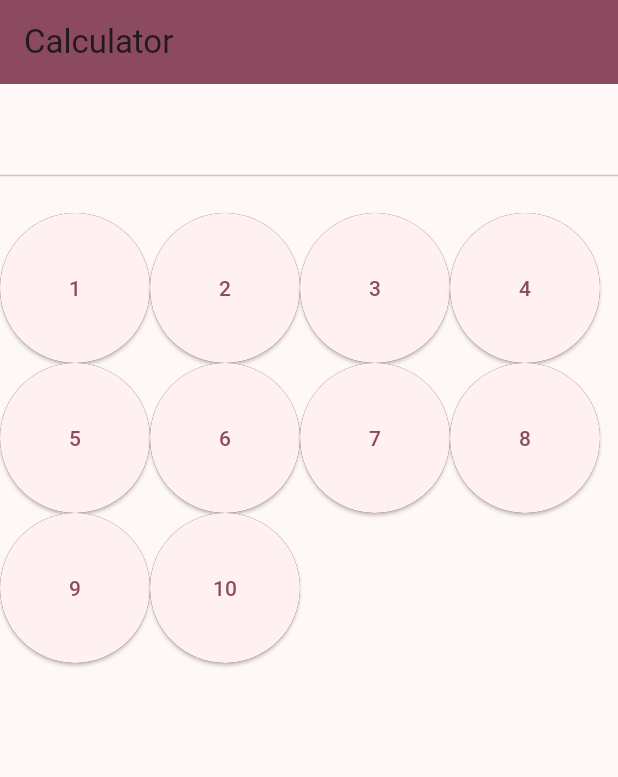
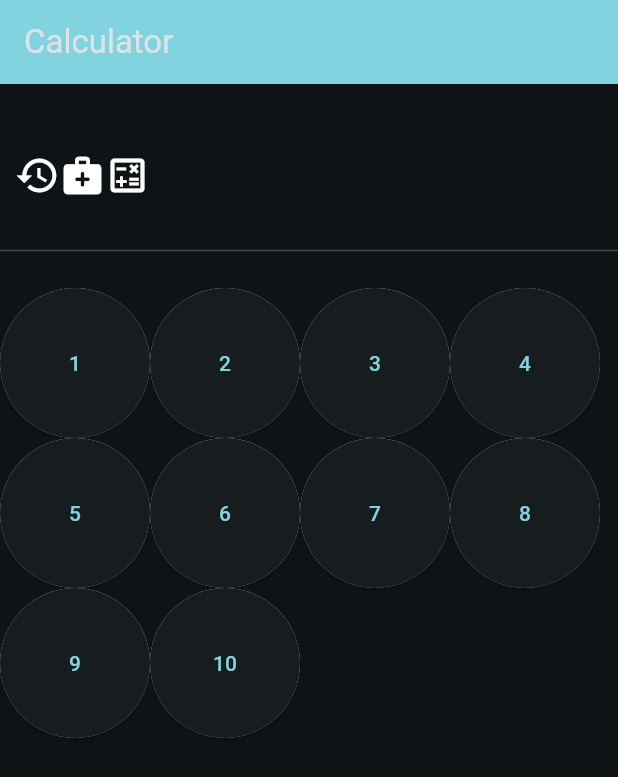
Before and after one commit to derekthecool/flutter_basics, a Flutter app: the screen it shows after launch, on a phone screen of 412 x 824 dp. Shown: the top 777 px of the screen. Run offline on Flutter 3.47's test engine with Material 3 defaults, Android fonts, the phone set to English and light mode, and no system bars.

Commit message:
Add dark theme

```diff
--- a/lib/main.dart
+++ b/lib/main.dart
@@ -11,10 +11,15 @@ class MyApp extends StatelessWidget {
   Widget build(BuildContext context) {
     return MaterialApp(
       title: 'Flutter Demo',
+      darkTheme: ThemeData(
+        brightness: Brightness.dark,
+        colorSchemeSeed: Colors.grey,
+      ),
       theme: ThemeData(
-        colorScheme: ColorScheme.fromSeed(seedColor: Colors.black),
+        colorSchemeSeed: Colors.grey,
         useMaterial3: true,
       ),
+      themeMode: ThemeMode.dark,
       home: const MyHomePage(title: 'Flutter Demo Home Page'),
     );
   }
@@ -56,6 +61,25 @@ class _MyHomePageState extends State<MyHomePage> {
                     mathString,
                     style: TextStyle(
                       fontSize: 25,
+                    ),
+                  ),
+                ),
+                Padding(
+                  padding: EdgeInsets.all(10),
+                  child: Container(
+                    child: Container(
+                      alignment: Alignment.centerRight,
+                      child: Row(
+                        children: [
+                          Row(
+                            children: <Widget>[
+                              Icon(Icons.history, size: 30),
+                              Icon(Icons.medical_services_rounded, size: 30),
+                              Icon(Icons.calculate_outlined, size: 30),
+                            ],
+                          ),
+                        ],
+                      ),
                     ),
                   ),
                 ),
```
